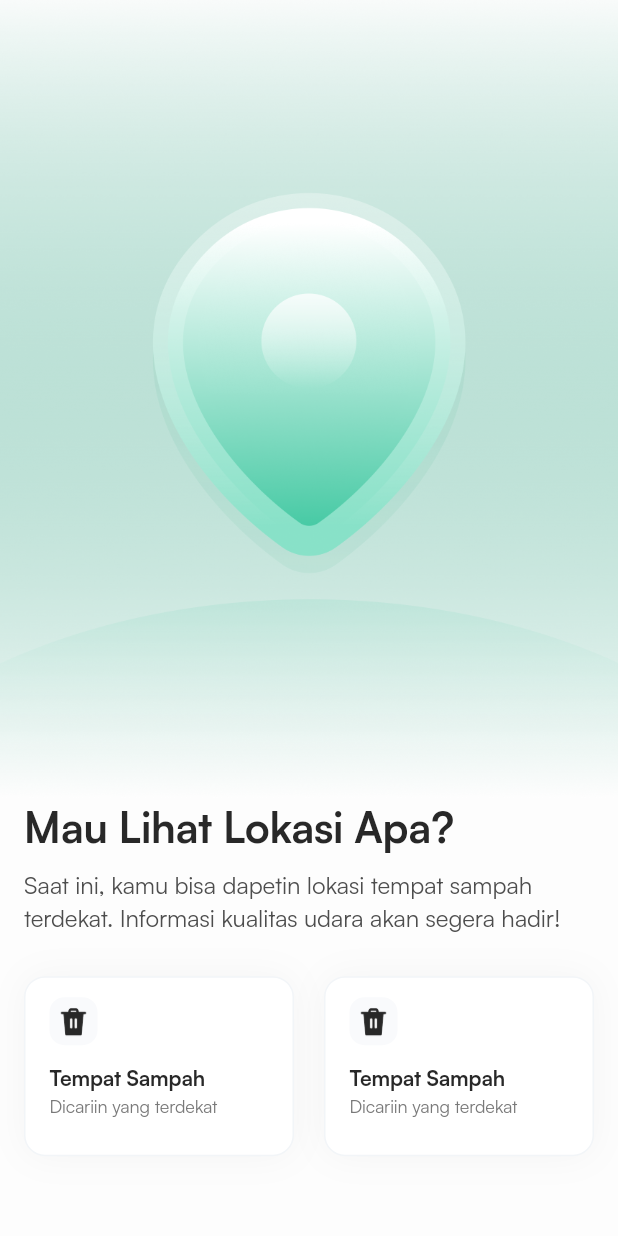
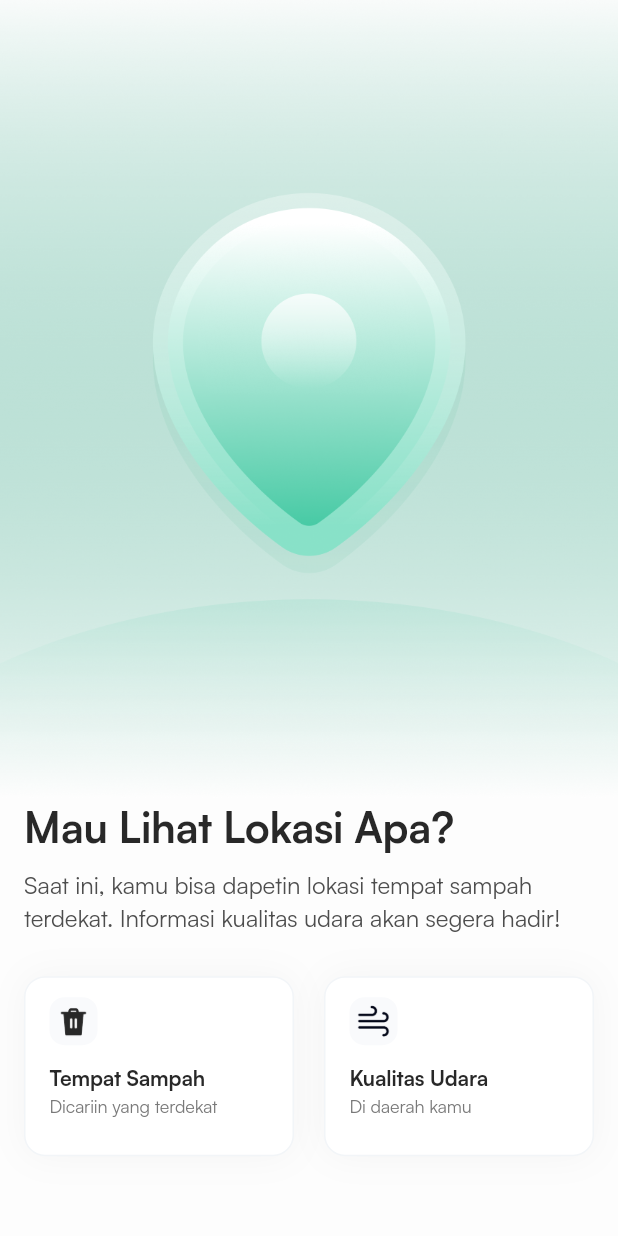
Before and after one commit to petelpop/Bloom, a Flutter app: the OnboardingLokaPage screen opened by its route, on a phone screen of 412 x 824 dp. Run offline on Flutter 3.47's test engine with Material 3 defaults, Android fonts, the phone set to English and light mode, and no system bars; our stand-ins replace bloc, dash_chat_2, dio, equatable, flutter_bloc, flutter_dotenv and 11 more; missing offline and left inert: flutter_osm_plugin, flutter_tflite; accounts and stored records are empty.

Commit message:
add icon for loka " kualitas udara "

```diff
--- a/lib/common/constants.dart
+++ b/lib/common/constants.dart
@@ -32,6 +32,7 @@ class Constants {
   static const String icTrashGray = "$iconsPath/ic_trash_gray.png";
   static const String icLocationOsmSelected = "$iconsPath/ic_location_osm_selected.png";
   static const String icLocationOsm = "$iconsPath/ic_location_osm.png";
+  static const String icWind = "$iconsPath/ic_wind.png";
 
   static const String imagePath = "assets/image";
   static const String imgPlaceHolder = "$imagePath/img_placeholder.png";
--- a/lib/feature/loka/presentation/views/loka_page.dart
+++ b/lib/feature/loka/presentation/views/loka_page.dart
@@ -168,7 +168,6 @@ class _LokaPageState extends State<LokaPage> {
                         width: double.infinity,
                         text: "Lihat di GMaps",
                         height: 40,
-                        // function: () {},
                         function: () async {
                           if (nearestLocation?.latitude != null) {
                             await context.read<LokaCubit>().openMap(
--- a/lib/feature/loka/presentation/views/onboarding_loka_page.dart
+++ b/lib/feature/loka/presentation/views/onboarding_loka_page.dart
@@ -62,9 +62,9 @@ class OnboardingLokaPage extends StatelessWidget {
                         context.pushNamed(AqiLokaPage.routeName);
                       },
                       child: ShortcutWidget(
-                          icon: Constants.icTrash,
-                          text: "Tempat Sampah",
-                          desc: "Dicariin yang terdekat"),
+                          icon: Constants.icWind,
+                          text: "Kualitas Udara",
+                          desc: "Di daerah kamu"),
                     ),
                   ],
                 )
```
Also changed, not shown: assets/icons/ic_wind.png (added).
